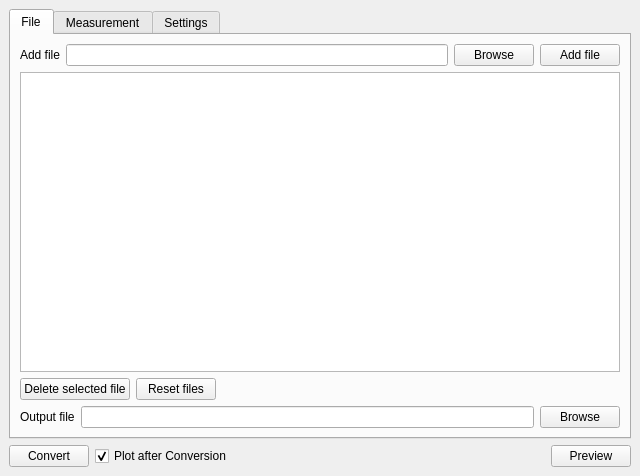
The window that uxdconverter/ui/gui.ui (TUM-E21-ThinFilms/UXDConverter) describes before a commit, drawn with Qt 5.
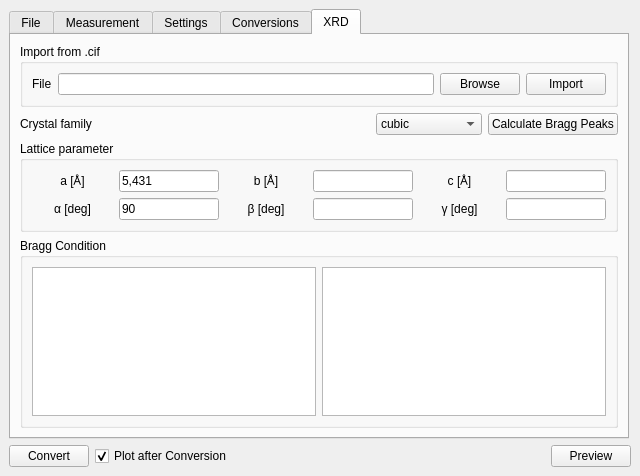
The same window after the commit. The open tabs and pages were chosen to show the change.

Commit message: adding xrd and conversion tab

The edit to the form file:
```diff
--- a/uxdconverter/ui/gui.ui
+++ b/uxdconverter/ui/gui.ui
@@ -34,7 +34,7 @@
         <item>
          <layout class="QGridLayout" name="gridLayout"/>
         </item>
-        <item>
+        <item alignment="Qt::AlignLeft">
          <widget class="QTabWidget" name="tabWidget">
           <property name="enabled">
            <bool>true</bool>
@@ -470,6 +470,526 @@
             </item>
            </layout>
           </widget>
+          <widget class="QWidget" name="tab_4">
+           <attribute name="title">
+            <string>Conversions</string>
+           </attribute>
+           <layout class="QGridLayout" name="gridLayout_13">
+            <item row="0" column="0">
+             <layout class="QGridLayout" name="gridLayout_12">
+              <item row="0" column="0">
+               <widget class="QGroupBox" name="groupBox_3">
+                <property name="title">
+                 <string>Scattering vector conversions</string>
+                </property>
+                <layout class="QGridLayout" name="gridLayout_11">
+                 <item row="0" column="0">
+                  <layout class="QGridLayout" name="gridLayout_10">
+                   <item row="0" column="0">
+                    <widget class="QRadioButton" name="conversion_to_qz">
+                     <property name="text">
+                      <string>Qz [A⁻1]</string>
+                     </property>
+                    </widget>
+                   </item>
+                   <item row="0" column="2">
+                    <widget class="QLineEdit" name="conversion_input_qz">
+                     <property name="maximumSize">
+                      <size>
+                       <width>150</width>
+                       <height>16777215</height>
+                      </size>
+                     </property>
+                     <property name="text">
+                      <string>0.1</string>
+                     </property>
+                     <property name="maxLength">
+                      <number>10</number>
+                     </property>
+                    </widget>
+                   </item>
+                   <item row="1" column="0">
+                    <widget class="QRadioButton" name="conversion_to_theta">
+                     <property name="text">
+                      <string>Theta [deg]</string>
+                     </property>
+                    </widget>
+                   </item>
+                   <item row="1" column="2">
+                    <widget class="QLineEdit" name="conversion_input_theta">
+                     <property name="maximumSize">
+                      <size>
+                       <width>150</width>
+                       <height>16777215</height>
+                      </size>
+                     </property>
+                     <property name="maxLength">
+                      <number>10</number>
+                     </property>
+                    </widget>
+                   </item>
+                   <item row="1" column="3">
+                    <spacer name="horizontalSpacer_6">
+                     <property name="orientation">
+                      <enum>Qt::Horizontal</enum>
+                     </property>
+                     <property name="sizeHint" stdset="0">
+                      <size>
+                       <width>40</width>
+                       <height>20</height>
+                      </size>
+                     </property>
+                    </spacer>
+                   </item>
+                   <item row="0" column="3">
+                    <spacer name="horizontalSpacer_4">
+                     <property name="orientation">
+                      <enum>Qt::Horizontal</enum>
+                     </property>
+                     <property name="sizeHint" stdset="0">
+                      <size>
+                       <width>40</width>
+                       <height>20</height>
+                      </size>
+                     </property>
+                    </spacer>
+                   </item>
+                   <item row="1" column="1">
+                    <spacer name="horizontalSpacer_7">
+                     <property name="orientation">
+                      <enum>Qt::Horizontal</enum>
+                     </property>
+                     <property name="sizeType">
+                      <enum>QSizePolicy::Fixed</enum>
+                     </property>
+                     <property name="sizeHint" stdset="0">
+                      <size>
+                       <width>30</width>
+                       <height>20</height>
+                      </size>
+                     </property>
+                    </spacer>
+                   </item>
+                  </layout>
+                 </item>
+                 <item row="1" column="0">
+                  <spacer name="verticalSpacer">
+                   <property name="orientation">
+                    <enum>Qt::Vertical</enum>
+                   </property>
+                   <property name="sizeHint" stdset="0">
+                    <size>
+                     <width>20</width>
+                     <height>40</height>
+                    </size>
+                   </property>
+                  </spacer>
+                 </item>
+                </layout>
+               </widget>
+              </item>
+             </layout>
+            </item>
+           </layout>
+          </widget>
+          <widget class="QWidget" name="tab_xrd">
+           <attribute name="title">
+            <string>XRD</string>
+           </attribute>
+           <layout class="QGridLayout" name="gridLayout_15">
+            <item row="0" column="0">
+             <widget class="QGroupBox" name="groupBox_5">
+              <property name="title">
+               <string>Import from .cif</string>
+              </property>
+              <layout class="QHBoxLayout" name="horizontalLayout_11">
+               <item>
+                <layout class="QHBoxLayout" name="horizontalLayout_10">
+                 <item>
+                  <widget class="QLabel" name="label_10">
+                   <property name="text">
+                    <string>File</string>
+                   </property>
+                  </widget>
+                 </item>
+                 <item>
+                  <widget class="QLineEdit" name="cif_file">
+                   <property name="toolTip">
+                    <string>.cif file to import lattice parameters from</string>
+                   </property>
+                  </widget>
+                 </item>
+                 <item>
+                  <widget class="QPushButton" name="cif_browse">
+                   <property name="toolTip">
+                    <string>Browse for a .cif file</string>
+                   </property>
+                   <property name="text">
+                    <string>Browse</string>
+                   </property>
+                  </widget>
+                 </item>
+                 <item>
+                  <widget class="QPushButton" name="cif_import">
+                   <property name="toolTip">
+                    <string>Import the selected file</string>
+                   </property>
+                   <property name="text">
+                    <string>Import</string>
+                   </property>
+                  </widget>
+                 </item>
+                </layout>
+               </item>
+              </layout>
+             </widget>
+            </item>
+            <item row="1" column="0">
+             <layout class="QGridLayout" name="gridLayout_14">
+              <item row="7" column="0">
+               <layout class="QHBoxLayout" name="horizontalLayout_8">
+                <item>
+                 <widget class="QLabel" name="label_8">
+                  <property name="text">
+                   <string>Crystal family</string>
+                  </property>
+                 </widget>
+                </item>
+                <item>
+                 <spacer name="horizontalSpacer_5">
+                  <property name="orientation">
+                   <enum>Qt::Horizontal</enum>
+                  </property>
+                  <property name="sizeHint" stdset="0">
+                   <size>
+                    <width>40</width>
+                    <height>20</height>
+                   </size>
+                  </property>
+                 </spacer>
+                </item>
+                <item>
+                 <widget class="QComboBox" name="combobox_crystalfamily">
+                  <property name="toolTip">
+                   <string>Crystal family of the compound</string>
+                  </property>
+                  <property name="editable">
+                   <bool>false</bool>
+                  </property>
+                  <item>
+                   <property name="text">
+                    <string>cubic</string>
+                   </property>
+                  </item>
+                  <item>
+                   <property name="text">
+                    <string>hexagonal</string>
+                   </property>
+                  </item>
+                  <item>
+                   <property name="text">
+                    <string>rhombohedral</string>
+                   </property>
+                  </item>
+                  <item>
+                   <property name="text">
+                    <string>tetragonal</string>
+                   </property>
+                  </item>
+                  <item>
+                   <property name="text">
+                    <string>orthorhombic</string>
+                   </property>
+                  </item>
+                  <item>
+                   <property name="text">
+                    <string>monoclinic</string>
+                   </property>
+                  </item>
+                  <item>
+                   <property name="text">
+                    <string>triclinic</string>
+                   </property>
+                  </item>
+                 </widget>
+                </item>
+                <item>
+                 <widget class="QPushButton" name="button_calculate_bragg">
+                  <property name="toolTip">
+                   <string>Calculate the Bragg peaks from the crystal family and the lattice parameters</string>
+                  </property>
+                  <property name="text">
+                   <string>Calculate Bragg Peaks</string>
+                  </property>
+                 </widget>
+                </item>
+               </layout>
+              </item>
+             </layout>
+            </item>
+            <item row="3" column="0">
+             <widget class="QGroupBox" name="groupBox_4">
+              <property name="title">
+               <string>Lattice parameter</string>
+              </property>
+              <layout class="QGridLayout" name="gridLayout_17">
+               <item row="0" column="0">
+                <layout class="QGridLayout" name="gridLayout_16">
+                 <item row="0" column="3">
+                  <widget class="QLineEdit" name="lattice_b">
+                   <property name="maximumSize">
+                    <size>
+                     <width>100</width>
+                     <height>16777215</height>
+                    </size>
+                   </property>
+                   <property name="toolTip">
+                    <string>lattice parameter b in angstrom</string>
+                   </property>
+                   <property name="maxLength">
+                    <number>8</number>
+                   </property>
+                   <property name="readOnly">
+                    <bool>true</bool>
+                   </property>
+                  </widget>
+                 </item>
+                 <item row="0" column="0">
+                  <widget class="QLabel" name="lattice_param_a">
+                   <property name="text">
+                    <string>&lt;html&gt;&lt;head/&gt;&lt;body&gt;a [&amp;#8491;]&lt;/body&gt;&lt;/html&gt;</string>
+                   </property>
+                   <property name="alignment">
+                    <set>Qt::AlignCenter</set>
+                   </property>
+                  </widget>
+                 </item>
+                 <item row="0" column="2">
+                  <widget class="QLabel" name="lattice_param_b">
+                   <property name="text">
+                    <string>&lt;html&gt;&lt;head/&gt;&lt;body&gt;b [&amp;#8491;]&lt;/body&gt;&lt;/html&gt;</string>
+                   </property>
+                   <property name="alignment">
+                    <set>Qt::AlignCenter</set>
+                   </property>
+                  </widget>
+                 </item>
+                 <item row="0" column="5">
+                  <widget class="QLineEdit" name="lattice_c">
+                   <property name="maximumSize">
+                    <size>
+                     <width>100</width>
+                     <height>16777215</height>
+                    </size>
+                   </property>
+                   <property name="toolTip">
+                    <string>lattice parameter c in angstrom</string>
+                   </property>
+                   <property name="maxLength">
+                    <number>8</number>
+                   </property>
+                   <property name="readOnly">
+                    <bool>true</bool>
+                   </property>
+                  </widget>
+                 </item>
+                 <item row="0" column="4">
+                  <widget class="QLabel" name="lattice_param_c">
+                   <property name="text">
+                    <string>&lt;html&gt;&lt;head/&gt;&lt;body&gt;c [&amp;#8491;]&lt;/body&gt;&lt;/html&gt;</string>
+                   </property>
+                   <property name="alignment">
+                    <set>Qt::AlignCenter</set>
+                   </property>
+                  </widget>
+                 </item>
+                 <item row="0" column="1">
+                  <widget class="QLineEdit" name="lattice_a">
+                   <property name="maximumSize">
+                    <size>
+                     <width>100</width>
+                     <height>16777215</height>
+                    </size>
+                   </property>
+                   <property name="toolTip">
+                    <string>lattice parameter a in angstrom</string>
+                   </property>
+                   <property name="text">
+                    <string>5,431</string>
+                   </property>
+                   <property name="maxLength">
+                    <number>8</number>
+                   </property>
+                  </widget>
+                 </item>
+                 <item row="1" column="0">
+                  <widget class="QLabel" name="lattice_param_alpha">
+                   <property name="text">
+                    <string>&lt;html&gt;&lt;head/&gt;&lt;body&gt;&lt;p&gt;&amp;alpha; [deg]&lt;/p&gt;&lt;/body&gt;&lt;/html&gt;</string>
+                   </property>
+                   <property name="alignment">
+                    <set>Qt::AlignCenter</set>
+                   </property>
+                  </widget>
+                 </item>
+                 <item row="1" column="1">
+                  <widget class="QLineEdit" name="lattice_alpha">
+                   <property name="maximumSize">
+                    <size>
+                     <width>100</width>
+                     <height>16777215</height>
+                    </size>
+                   </property>
+                   <property name="toolTip">
+                    <string>lattice parameter alpha in degrees</string>
+                   </property>
+                   <property name="text">
+                    <string>90</string>
+                   </property>
+                   <property name="maxLength">
+                    <number>8</number>
+                   </property>
+                   <property name="readOnly">
+                    <bool>true</bool>
+                   </property>
+                  </widget>
+                 </item>
+                 <item row="1" column="3">
+                  <widget class="QLineEdit" name="lattice_beta">
+                   <property name="maximumSize">
+                    <size>
+                     <width>100</width>
+                     <height>16777215</height>
+                    </size>
+                   </property>
+                   <property name="toolTip">
+                    <string>lattice parameter beta in degrees</string>
+                   </property>
+                   <property name="maxLength">
+                    <number>8</number>
+                   </property>
+                   <property name="readOnly">
+                    <bool>true</bool>
+                   </property>
+                  </widget>
+                 </item>
+                 <item row="1" column="5">
+                  <widget class="QLineEdit" name="lattice_gamma">
+                   <property name="maximumSize">
+                    <size>
+                     <width>100</width>
+                     <height>16777215</height>
+                    </size>
+                   </property>
+                   <property name="toolTip">
+                    <string>lattice parameter gamma in degrees</string>
+                   </property>
+                   <property name="maxLength">
+                    <number>8</number>
+                   </property>
+                   <property name="readOnly">
+                    <bool>true</bool>
+                   </property>
+                  </widget>
+                 </item>
+                 <item row="1" column="2">
+                  <widget class="QLabel" name="lattice_param_beta">
+                   <property name="text">
+                    <string>&lt;html&gt;&lt;head/&gt;&lt;body&gt;&lt;p&gt;&amp;beta; [deg]&lt;/p&gt;&lt;/body&gt;&lt;/html&gt;</string>
+                   </property>
+                   <property name="alignment">
+                    <set>Qt::AlignCenter</set>
+                   </property>
+                  </widget>
+                 </item>
+                 <item row="1" column="4">
+                  <widget class="QLabel" name="lattice_param_gamma">
+                   <property name="text">
+                    <string>&lt;html&gt;&lt;head/&gt;&lt;body&gt;&lt;p&gt;&amp;gamma; [deg]&lt;/p&gt;&lt;/body&gt;&lt;/html&gt;</string>
+                   </property>
+                   <property name="alignment">
+                    <set>Qt::AlignCenter</set>
+                   </property>
+                  </widget>
+                 </item>
+                </layout>
+               </item>
+              </layout>
+             </widget>
+            </item>
+            <item row="10" column="0">
+             <widget class="QGroupBox" name="groupBox_6">
+              <property name="title">
+               <string>Bragg Condition</string>
+              </property>
+              <layout class="QGridLayout" name="gridLayout_19">
+               <item row="1" column="0">
+                <widget class="QTableWidget" name="bragg_table">
+                 <property name="cornerButtonEnabled">
+                  <bool>true</bool>
+                 </property>
+                 <attribute name="horizontalHeaderVisible">
+                  <bool>false</bool>
+                 </attribute>
+                 <attribute name="horizontalHeaderDefaultSectionSize">
+                  <number>85</number>
+                 </attribute>
+                 <attribute name="verticalHeaderVisible">
+                  <bool>false</bool>
+                 </attribute>
+                 <column>
+                  <property name="text">
+                   <string>hkl</string>
+                  </property>
+                 </column>
+                 <column>
+                  <property name="text">
+                   <string>theta</string>
+                  </property>
+                 </column>
+                 <column>
+                  <property name="text">
+                   <string>2 theta</string>
+                  </property>
+                 </column>
+                </widget>
+               </item>
+               <item row="1" column="1">
+                <widget class="QTableWidget" name="bragg_table_2">
+                 <property name="cornerButtonEnabled">
+                  <bool>true</bool>
+                 </property>
+                 <attribute name="horizontalHeaderVisible">
+                  <bool>false</bool>
+                 </attribute>
+                 <attribute name="horizontalHeaderDefaultSectionSize">
+                  <number>85</number>
+                 </attribute>
+                 <attribute name="verticalHeaderVisible">
+                  <bool>false</bool>
+                 </attribute>
+                 <column>
+                  <property name="text">
+                   <string>hkl</string>
+                  </property>
+                 </column>
+                 <column>
+                  <property name="text">
+                   <string>theta</string>
+                  </property>
+                 </column>
+                 <column>
+                  <property name="text">
+                   <string>2 theta</string>
+                  </property>
+                 </column>
+                </widget>
+               </item>
+              </layout>
+             </widget>
+            </item>
+           </layout>
+          </widget>
          </widget>
         </item>
        </layout>
```
Left out of the diff: 4 changed lines with no effect on the pictures. The commit also changes 8 other files.
